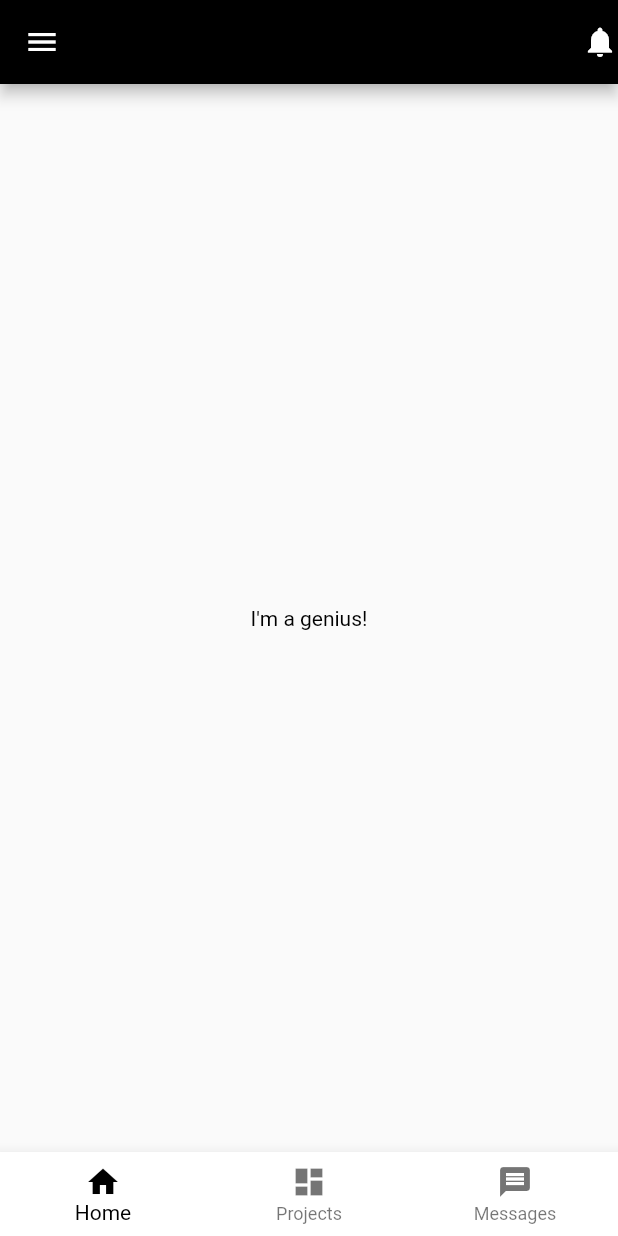
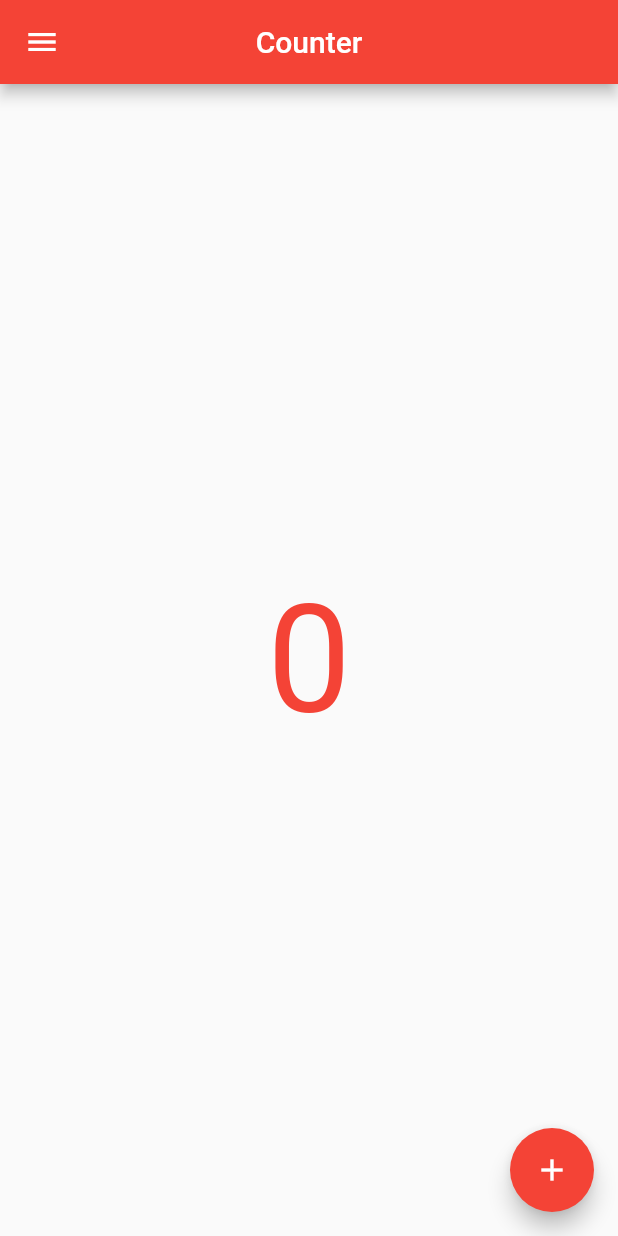
Before and after one commit to jeronimo3875br/counter-flutter-app, a Flutter app: the Home screen opened directly, on a phone screen of 412 x 824 dp. Run offline on Flutter 3.47's test engine with Material 2 defaults, Android fonts, the phone set to English and light mode, and no system bars.

Commit message:
first commit to github

```diff
--- a/lib/app/controllers/app.controller.dart
+++ b/lib/app/controllers/app.controller.dart
@@ -1,12 +1,12 @@
 import "package:flutter/material.dart";
 
 class AppController extends ChangeNotifier {
-  bool isDarkTheme = false;
+  bool isThemeDark = false;
 
   static AppController instance = AppController();
 
-  changeAppTheme() {
-    isDarkTheme = !isDarkTheme;
+  changeTheme() {
+    isThemeDark = !isThemeDark;
     notifyListeners();
   }
 }
--- a/lib/app/views/home.screen.dart
+++ /dev/null
@@ -1,58 +0,0 @@
-import "package:flutter/material.dart";
-
-class Home extends StatefulWidget {
-  @override
-  State<Home> createState() {
-    return HomeState();
-  }
-}
-
-class HomeState extends State<Home> {
-  int _currentIndex = 0;
-
-  @override
-  Widget build(BuildContext context) {
-    return Scaffold(
-      appBar: AppBar(
-        actions: const [Icon(Icons.notifications)],
-      ),
-      body: const Center(
-          child: Text("I'm a genius!", style: TextStyle(color: Colors.black))),
-      drawer: Drawer(
-          child: Column(
-        children: <Widget>[
-          const UserAccountsDrawerHeader(
-              decoration: BoxDecoration(color: Colors.black),
-              accountName: Text("Admin"),
-              accountEmail: Text("admin@codeexp.com.br")),
-          ListTile(
-            leading: const Icon(Icons.settings),
-            title: const Text("Configurações"),
-            subtitle: const Text("Sair"),
-            onTap: () {
-              Navigator.of(context).pushNamed("/login");
-            },
-          )
-        ],
-      )),
-      bottomNavigationBar: BottomNavigationBar(
-        currentIndex: _currentIndex,
-        type: BottomNavigationBarType.fixed,
-        backgroundColor: Colors.white,
-        fixedColor: Colors.black,
-        items: const [
-          BottomNavigationBarItem(icon: Icon(Icons.home), label: "Home"),
-          BottomNavigationBarItem(
-              icon: Icon(Icons.dashboard), label: "Projects"),
-          BottomNavigationBarItem(
-            icon: Icon(Icons.message),
-            label: "Messages",
-          )
-        ],
-        onTap: (index) {
-          setState(() => _currentIndex = index);
-        },
-      ),
-    );
-  }
-}
--- /dev/null
+++ b/lib/app/views/home.view.dart
@@ -0,0 +1,61 @@
+import "package:flutter/material.dart";
+import "../controllers/app.controller.dart";
+import "../components/switchAppTheme.component.dart";
+
+class Home extends StatefulWidget {
+  @override
+  State<Home> createState() {
+    return HomeState();
+  }
+}
+
+class HomeState extends State<Home> {
+  int _counter = 0;
+
+  void _Increment() {
+    setState(() => _counter++);
+  }
+
+  void _reset() {
+    setState(() => _counter = 0);
+  }
+
+  @override
+  Widget build(BuildContext) {
+    return Scaffold(
+      drawer: Drawer(
+        child: ListView(
+          children: [
+            ListTile(
+              leading: Icon(Icons.settings),
+              title: Text("Config"),
+              trailing: SwitchAppTheme(),
+            ),
+          ],
+        ),
+      ),
+      appBar: AppBar(
+        title: Text("Counter"),
+        centerTitle: true,
+      ),
+      body: Center(
+        child: GestureDetector(
+          onTap: _reset,
+          child: Text(
+            "$_counter",
+            style: TextStyle(
+              fontSize: 100,
+              color: AppController.instance.isThemeDark
+                  ? Colors.white
+                  : Colors.red,
+            ),
+          ),
+        ),
+      ),
+      floatingActionButton: FloatingActionButton(
+        child: Icon(Icons.add),
+        onPressed: _Increment,
+      ),
+    );
+  }
+}
```
Also changed, not shown: lib/app.dart (+10 -13 lines), lib/app/components/switchAppTheme.component.dart (added, +14 -0 lines), lib/app/components/switchTheme.component.dart (deleted, +0 -13 lines), lib/app/views/login.screen.dart (deleted, +0 -100 lines), 1 other file.
